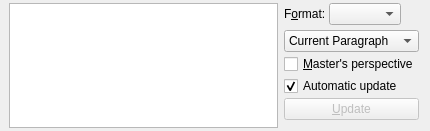
Before: the Qt Designer form src/frontends/qt4/ui/ViewSourceUi.ui in cburschka/lyx, drawn with Qt 5.
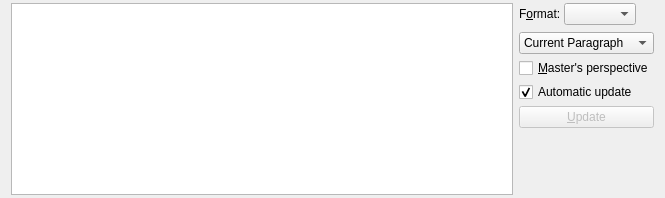
After: the same form once the commit is applied.

Commit message:
Add layout intelligence to View Source pane (bug #8653).
View Source pane layout now automatically switches between horizontal
and vertical design when docked in vertical or horizontal way.

Original idea and patch from Edwin.

http://www.mail-archive.com/lyx-devel@lists.lyx.org/msg178801.html

Note: the long standing-fight with too bulky minimal QTextEdit size
is now solved via ViewSourceUi.sizePolicy=Ignored.

What changed in the file:
```diff
--- a/src/frontends/qt4/ui/ViewSourceUi.ui
+++ b/src/frontends/qt4/ui/ViewSourceUi.ui
@@ -6,12 +6,12 @@
    <rect>
     <x>0</x>
     <y>0</y>
-    <width>430</width>
-    <height>131</height>
+    <width>665</width>
+    <height>144</height>
    </rect>
   </property>
   <property name="sizePolicy">
-   <sizepolicy hsizetype="Preferred" vsizetype="Preferred">
+   <sizepolicy hsizetype="Ignored" vsizetype="Ignored">
     <horstretch>0</horstretch>
     <verstretch>0</verstretch>
    </sizepolicy>
@@ -19,10 +19,7 @@
   <property name="windowTitle">
    <string/>
   </property>
-  <layout class="QGridLayout" name="gridLayout" columnstretch="1,0">
-   <property name="leftMargin">
-    <number>9</number>
-   </property>
+  <layout class="QGridLayout" name="gridLayout_2">
    <property name="topMargin">
     <number>3</number>
    </property>
@@ -30,19 +27,36 @@
     <number>3</number>
    </property>
    <item row="0" column="0">
+    <layout class="QHBoxLayout" name="layout_" stretch="1,0">
+     <property name="sizeConstraint">
+      <enum>QLayout::SetMaximumSize</enum>
+     </property>
+     <item>
     <widget class="QTextEdit" name="viewSourceTV">
      <property name="sizePolicy">
-      <sizepolicy hsizetype="MinimumExpanding" vsizetype="Ignored">
+        <sizepolicy hsizetype="MinimumExpanding" vsizetype="MinimumExpanding">
        <horstretch>0</horstretch>
        <verstretch>0</verstretch>
       </sizepolicy>
      </property>
+       <property name="minimumSize">
+        <size>
+         <width>0</width>
+         <height>0</height>
+        </size>
+       </property>
+       <property name="baseSize">
+        <size>
+         <width>0</width>
+         <height>0</height>
+        </size>
+       </property>
      <property name="whatsThis">
       <string/>
      </property>
     </widget>
    </item>
-   <item row="0" column="1">
+     <item>
     <layout class="QFormLayout" name="formLayout">
      <property name="sizeConstraint">
       <enum>QLayout::SetDefaultConstraint</enum>
@@ -57,7 +71,7 @@
       <number>-1</number>
      </property>
      <property name="verticalSpacing">
-      <number>2</number>
+        <number>4</number>
      </property>
      <item row="0" column="0">
       <layout class="QHBoxLayout" name="horizontalLayout" stretch="0,1">
@@ -166,6 +180,8 @@
         </property>
        </item>
       </widget>
+       </item>
+      </layout>
      </item>
     </layout>
    </item>
```
Lines whose indentation alone changed are shown as unchanged. The commit also changes 2 other files.
